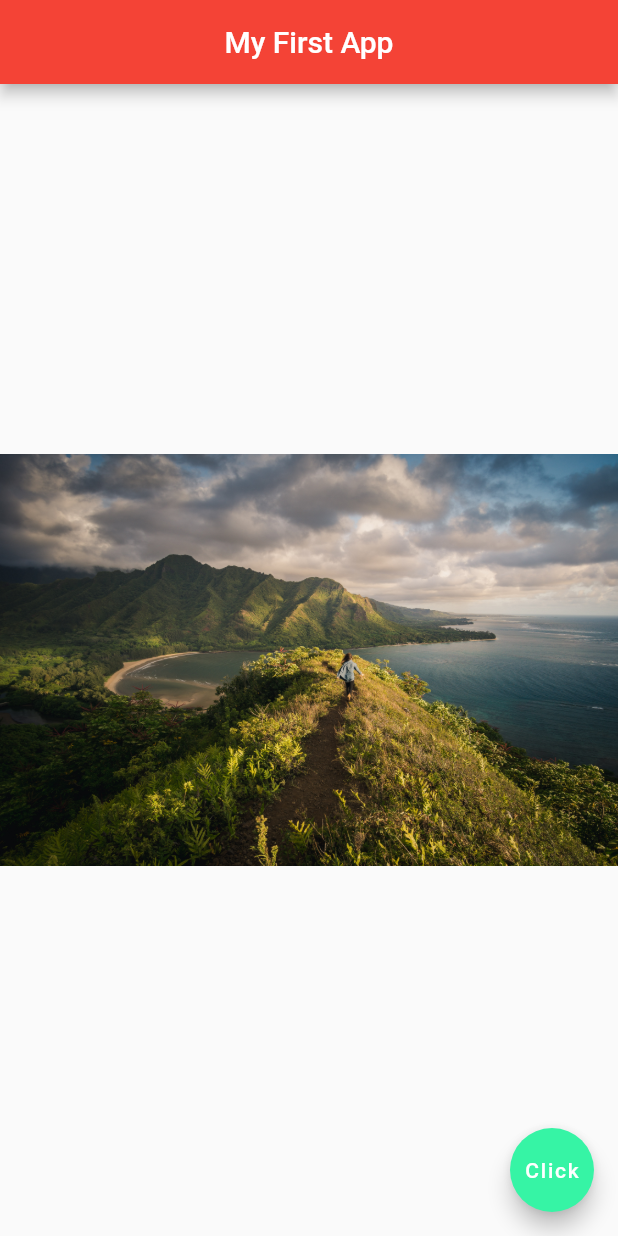
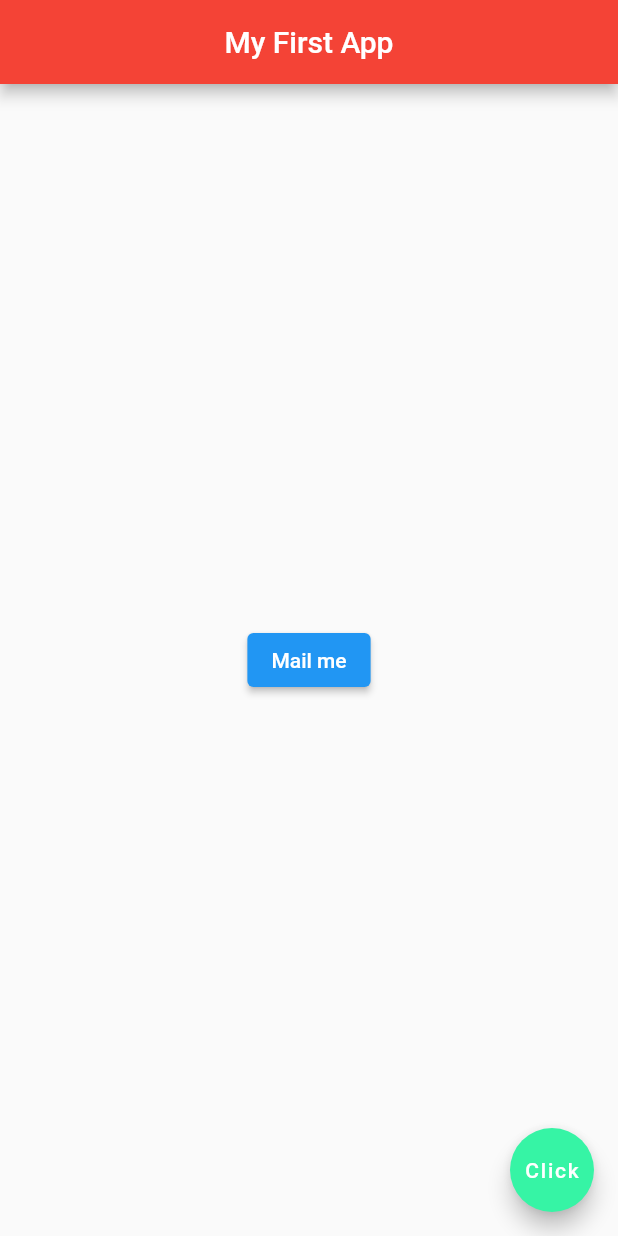
Before and after one commit to sat6362255029/FlutterMyapp, a Flutter app: the screen it shows after launch, on a phone screen of 412 x 824 dp. Run offline on Flutter 3.47's test engine with Material 2 defaults, Android fonts, the phone set to English and light mode, and no system bars.

Commit message:
added icons and buttons

```diff
--- a/lib/main.dart
+++ b/lib/main.dart
@@ -14,7 +14,17 @@ class Home extends StatelessWidget {
         backgroundColor: Colors.red,
       ),
       body: Center(
-        child: Image.asset('assets/photo-2.jpg'),
+        // child: Icon(
+        //   Icons.airport_shuttle,
+        //   color: Colors.lightBlue,
+        //   size: 50.0,
+        // ),
+        child: ElevatedButton(
+          onPressed: () {
+            print('you clicked me');
+          },
+          child: Text('Mail me'),
+        ),
       ),
       floatingActionButton: FloatingActionButton(
         onPressed: () {},
```
